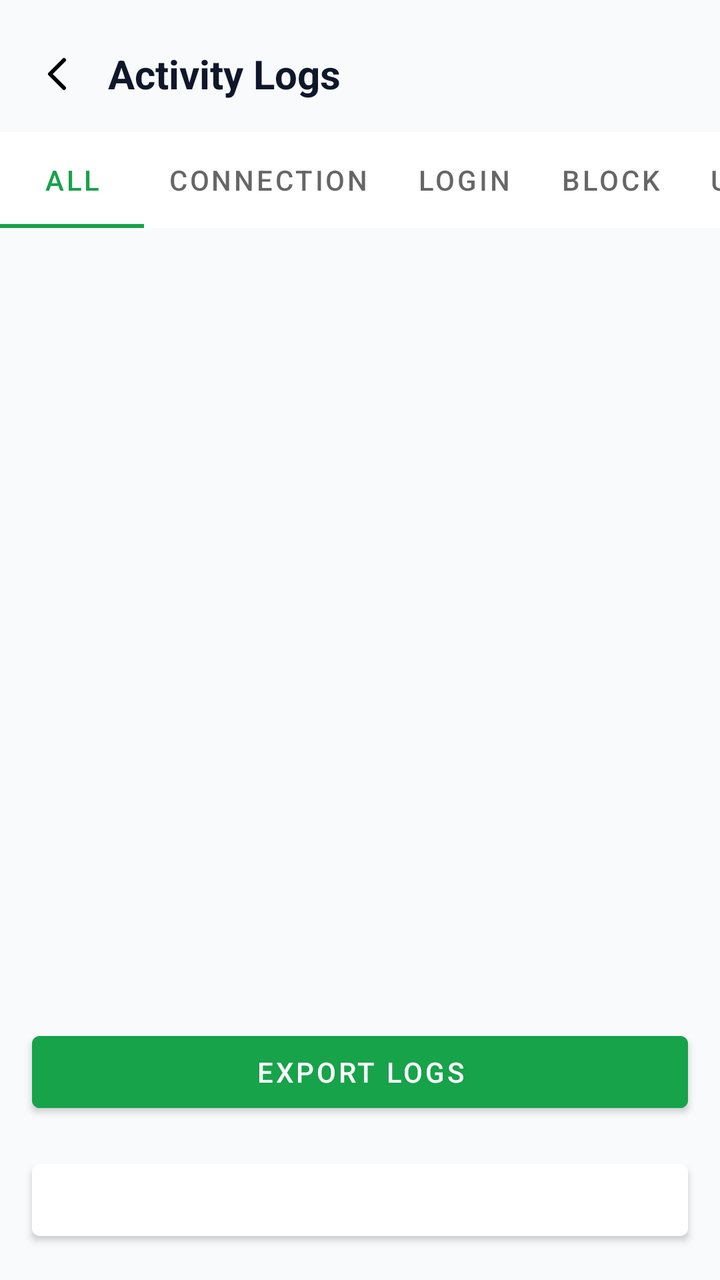
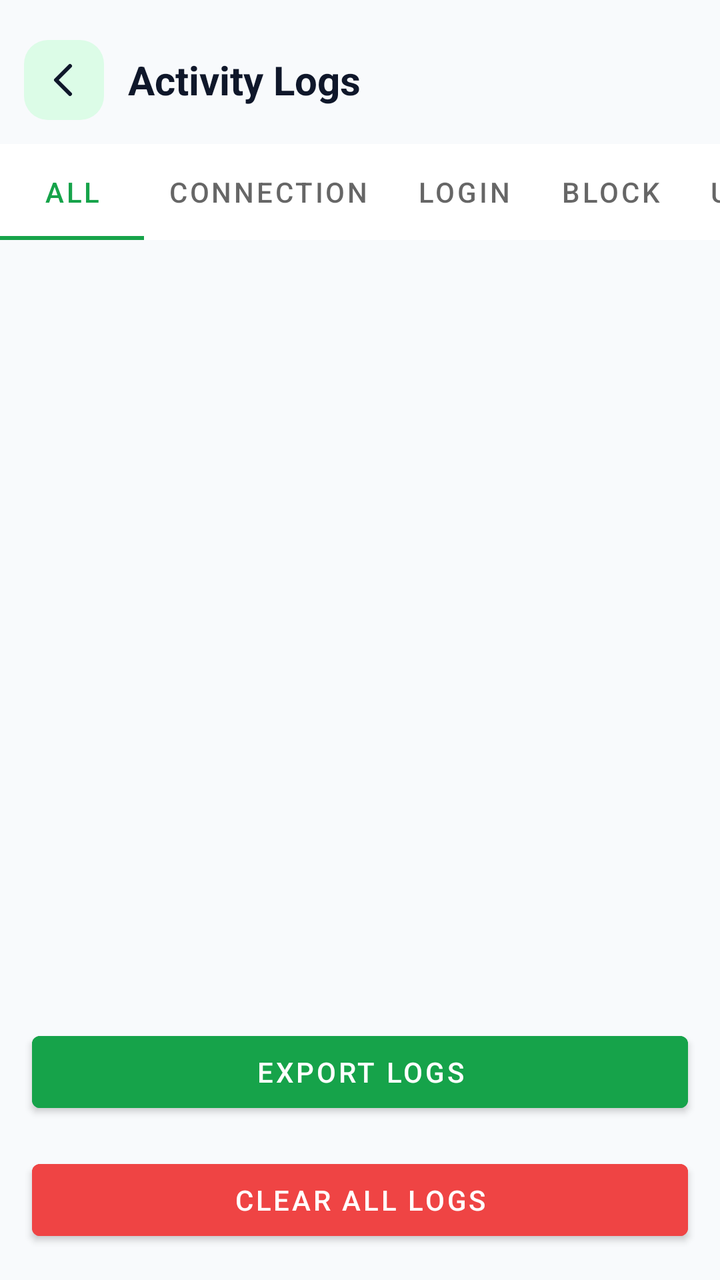

An Android layout rendered at two revisions. The XML below is the earlier revision; the diff shows what the commit changed to produce the second picture.
<!-- AndroidManifest.xml: application theme Theme.AhmadNetGuard -->
<!-- res/layout/activity_logs.xml -->
<?xml version="1.0" encoding="utf-8"?>
<LinearLayout xmlns:android="http://schemas.android.com/apk/res/android"
    xmlns:app="http://schemas.android.com/apk/res-auto"
    android:layout_width="match_parent"
    android:layout_height="match_parent"
    android:background="@color/bg_screen"
    android:orientation="vertical">

    <LinearLayout
        android:layout_width="match_parent"
        android:layout_height="wrap_content"
        android:layout_marginHorizontal="12dp"
        android:layout_marginTop="20dp"
        android:orientation="horizontal"
        android:gravity="center_vertical">

        <ImageButton
            android:id="@+id/btnBackLogs"
            android:layout_width="34dp"
            android:layout_height="34dp"
            android:background="@android:color/transparent"
            android:padding="4dp"
            android:src="@drawable/ic_back_arrow"
            android:contentDescription="Back" />

        <TextView
            android:layout_width="wrap_content"
            android:layout_height="wrap_content"
            android:layout_marginStart="8dp"
            android:text="Activity Logs"
            android:textColor="@color/text_primary"
            android:textSize="20sp"
            android:textStyle="bold" />
    </LinearLayout>

    <com.google.android.material.tabs.TabLayout
        android:id="@+id/tabLogType"
        android:layout_width="match_parent"
        android:layout_height="wrap_content"
        android:layout_marginTop="12dp"
        app:tabMode="scrollable"
        app:tabGravity="start">

        <com.google.android.material.tabs.TabItem
            android:layout_width="wrap_content"
            android:layout_height="wrap_content"
            android:text="All" />

        <com.google.android.material.tabs.TabItem
            android:layout_width="wrap_content"
            android:layout_height="wrap_content"
            android:text="Connection" />

        <com.google.android.material.tabs.TabItem
            android:layout_width="wrap_content"
            android:layout_height="wrap_content"
            android:text="Login" />

        <com.google.android.material.tabs.TabItem
            android:layout_width="wrap_content"
            android:layout_height="wrap_content"
            android:text="Block" />

        <com.google.android.material.tabs.TabItem
            android:layout_width="wrap_content"
            android:layout_height="wrap_content"
            android:text="Unblock" />

        <com.google.android.material.tabs.TabItem
            android:layout_width="wrap_content"
            android:layout_height="wrap_content"
            android:text="Hostport" />

    </com.google.android.material.tabs.TabLayout>

    <androidx.recyclerview.widget.RecyclerView
        android:id="@+id/recyclerLogs"
        android:layout_width="match_parent"
        android:layout_height="0dp"
        android:layout_weight="1"
        android:layout_marginTop="4dp"
        android:padding="8dp" />

    <TextView
        android:id="@+id/textLogsEmpty"
        android:layout_width="match_parent"
        android:layout_height="wrap_content"
        android:layout_marginTop="40dp"
        android:gravity="center"
        android:text="No logs yet"
        android:textColor="@color/text_secondary"
        android:textSize="14sp"
        android:visibility="gone" />

    <com.google.android.material.button.MaterialButton
        android:id="@+id/btnExportLogs"
        android:layout_width="match_parent"
        android:layout_height="wrap_content"
        android:layout_marginHorizontal="16dp"
        android:layout_marginTop="8dp"
        android:backgroundTint="@color/brand_dark"
        android:text="Export Logs"
        android:textColor="@color/card_white" />

    <com.google.android.material.button.MaterialButton
        android:id="@+id/btnClearLogs"
        android:layout_width="match_parent"
        android:layout_height="wrap_content"
        android:layout_margin="16dp"
        android:backgroundTint="@color/red_blocked"
        android:text="Clear All Logs"
        android:textColor="@color/card_white" />

</LinearLayout>
<!-- resources referenced by this layout -->
<resources>
  <color name="bg_screen">#F8FAFC</color>
  <color name="brand_dark">#16A34A</color>
  <color name="card_white">#FFFFFF</color>
  <color name="red_blocked">#FFFFFF</color>
  <color name="text_primary">#0F172A</color>
  <color name="text_secondary">#64748B</color>
  <!-- drawable ic_back_arrow (drawable) -->
  <vector xmlns:android="http://schemas.android.com/apk/res/android"
      android:width="24dp"
      android:height="24dp"
      android:viewportWidth="24"
      android:viewportHeight="24">
      <path
          android:fillColor="#00000000"
          android:strokeColor="#000000"
          android:strokeWidth="2"
          android:strokeLineCap="round"
          android:strokeLineJoin="round"
          android:pathData="M15,5 L8,12 L15,19" />
  </vector>
  <style name="Theme.AhmadNetGuard" parent="Theme.MaterialComponents.DayNight.NoActionBar">
          <item name="colorPrimary">@color/brand_dark</item>
          <item name="colorAccent">@color/brand_dark</item>
          <item name="android:windowBackground">@color/bg_screen</item>
          <item name="android:statusBarColor">@color/bg_screen</item>
          <item name="android:windowLightStatusBar">true</item>
      </style>
</resources>

<!-- the commit's change to res/layout/activity_logs.xml (unified diff, before → after) -->
@@ -16,11 +16,13 @@
 
         <ImageButton
             android:id="@+id/btnBackLogs"
-            android:layout_width="34dp"
-            android:layout_height="34dp"
-            android:background="@android:color/transparent"
-            android:padding="4dp"
+            android:layout_width="40dp"
+            android:layout_height="40dp"
+            android:layout_marginEnd="4dp"
+            android:background="@drawable/bg_icon_rounded"
+            android:padding="8dp"
             android:src="@drawable/ic_back_arrow"
+            app:tint="@color/text_primary"
             android:contentDescription="Back" />
 
         <TextView
@@ -107,7 +109,7 @@
         android:layout_width="match_parent"
         android:layout_height="wrap_content"
         android:layout_margin="16dp"
-        android:backgroundTint="@color/red_blocked"
+        android:backgroundTint="@color/danger"
         android:text="Clear All Logs"
         android:textColor="@color/card_white" />
 
<!-- resource entries referenced after the edit -->
@@ -3,9 +3,15 @@
   <color name="bg_screen">#F8FAFC</color>
   <color name="brand_dark">#16A34A</color>
   <color name="card_white">#FFFFFF</color>
-  <color name="red_blocked">#FFFFFF</color>
+  <color name="danger">#EF4444</color>
   <color name="text_primary">#0F172A</color>
   <color name="text_secondary">#64748B</color>
+  <!-- drawable bg_icon_rounded (drawable) -->
+  <?xml version="1.0" encoding="utf-8"?>
+  <shape xmlns:android="http://schemas.android.com/apk/res/android" android:shape="rectangle">
+      <corners android:radius="12dp" />
+      <solid android:color="@color/green_bg" />
+  </shape>
   <!-- drawable ic_back_arrow (drawable) -->
   <vector xmlns:android="http://schemas.android.com/apk/res/android"
       android:width="24dp"
@@ -27,5 +33,6 @@
           <item name="android:statusBarColor">@color/bg_screen</item>
           <item name="android:windowLightStatusBar">true</item>
       </style>
+  <color name="green_bg">#DCFCE7</color>
 </resources>
 
